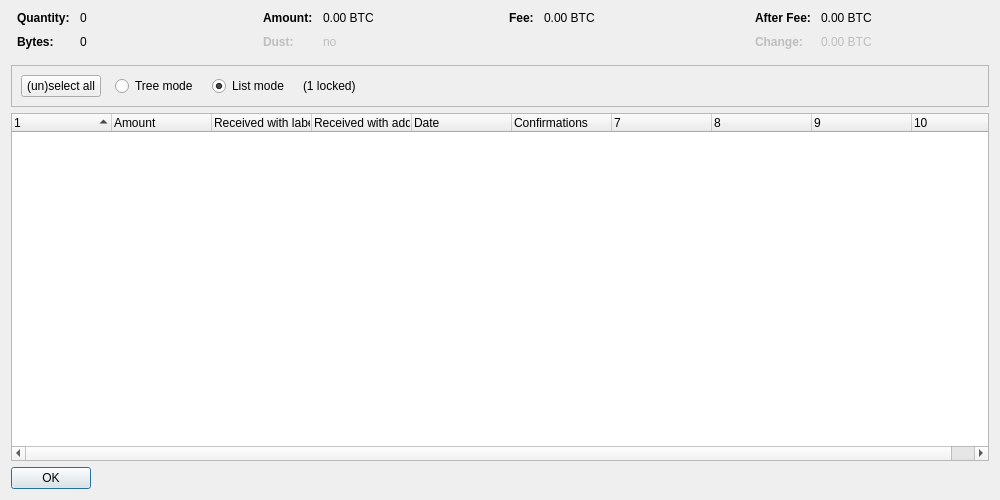
This is src/qt/forms/coincontroldialog.ui in SidGrip/Electron-ELT as Qt 5 draws it before an edit. The edited form follows.
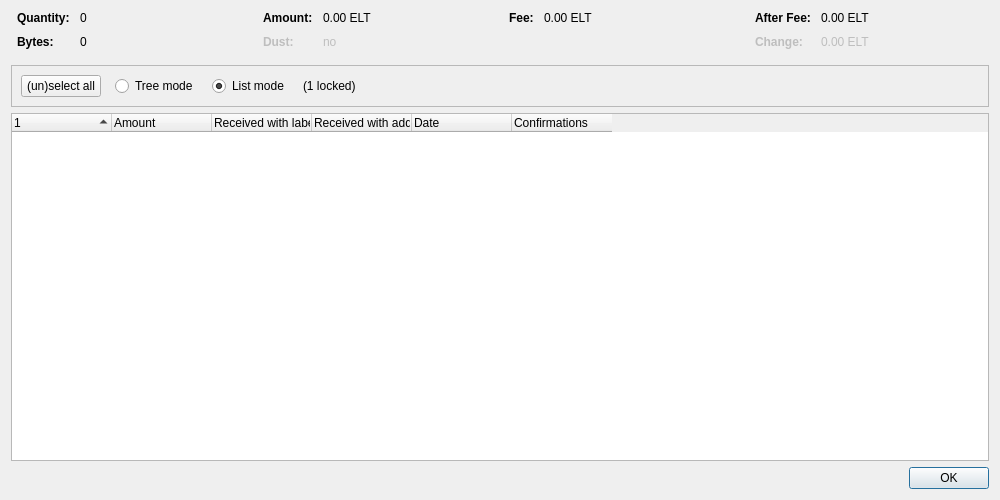
This is the edited form. Custom widgets are drawn as their Qt base class.

```diff
--- a/src/qt/forms/coincontroldialog.ui
+++ b/src/qt/forms/coincontroldialog.ui
@@ -132,7 +132,7 @@
           <enum>Qt::ActionsContextMenu</enum>
          </property>
          <property name="text">
-          <string notr="true">0.00 BTC</string>
+          <string notr="true">0.00 ELT</string>
          </property>
          <property name="textInteractionFlags">
           <set>Qt::LinksAccessibleByMouse|Qt::TextSelectableByKeyboard|Qt::TextSelectableByMouse</set>
@@ -212,7 +212,7 @@
           <enum>Qt::ActionsContextMenu</enum>
          </property>
          <property name="text">
-          <string notr="true">0.00 BTC</string>
+          <string notr="true">0.00 ELT</string>
          </property>
          <property name="textInteractionFlags">
           <set>Qt::LinksAccessibleByMouse|Qt::TextSelectableByKeyboard|Qt::TextSelectableByMouse</set>
@@ -257,7 +257,7 @@
           <enum>Qt::ActionsContextMenu</enum>
          </property>
          <property name="text">
-          <string notr="true">0.00 BTC</string>
+          <string notr="true">0.00 ELT</string>
          </property>
          <property name="textInteractionFlags">
           <set>Qt::LinksAccessibleByMouse|Qt::TextSelectableByKeyboard|Qt::TextSelectableByMouse</set>
@@ -292,7 +292,7 @@
           <enum>Qt::ActionsContextMenu</enum>
          </property>
          <property name="text">
-          <string notr="true">0.00 BTC</string>
+          <string notr="true">0.00 ELT</string>
          </property>
          <property name="textInteractionFlags">
           <set>Qt::LinksAccessibleByMouse|Qt::TextSelectableByKeyboard|Qt::TextSelectableByMouse</set>
@@ -402,7 +402,7 @@
       <bool>false</bool>
      </property>
      <property name="columnCount">
-      <number>10</number>
+      <number>6</number>
      </property>
      <attribute name="headerShowSortIndicator" stdset="0">
       <bool>true</bool>
@@ -467,12 +467,6 @@
    </item>
    <item>
     <widget class="QDialogButtonBox" name="buttonBox">
-     <property name="sizePolicy">
-      <sizepolicy hsizetype="Maximum" vsizetype="Fixed">
-       <horstretch>0</horstretch>
-       <verstretch>0</verstretch>
-      </sizepolicy>
-     </property>
      <property name="orientation">
       <enum>Qt::Horizontal</enum>
      </property>
```
Left out of the diff: 2 changed lines with no effect on the pictures.
